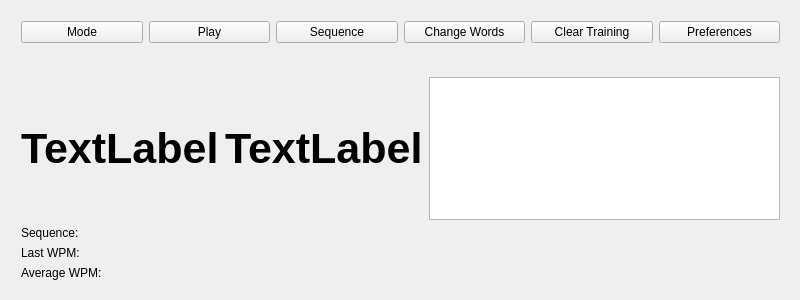
Old version of the form MainWindow.ui in the repository hardaker/CuteCW.
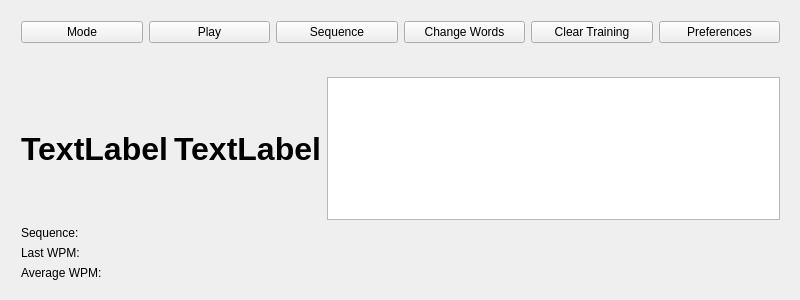
New version of the form.

Commit message: reduce point size

Patch:
```diff
--- a/MainWindow.ui
+++ b/MainWindow.ui
@@ -98,7 +98,7 @@
         <widget class="QLabel" name="letter">
          <property name="font">
           <font>
-           <pointsize>32</pointsize>
+           <pointsize>24</pointsize>
            <weight>75</weight>
            <bold>true</bold>
           </font>
@@ -112,7 +112,7 @@
         <widget class="QLabel" name="WPM">
          <property name="font">
           <font>
-           <pointsize>32</pointsize>
+           <pointsize>24</pointsize>
            <weight>75</weight>
            <bold>true</bold>
           </font>
```
Left out of the diff: 2 changed lines with no effect on the pictures.
